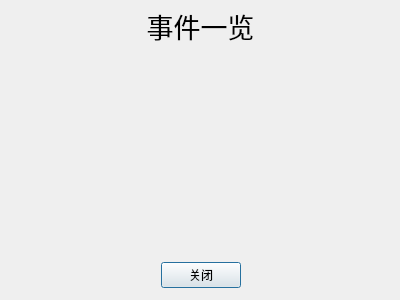
Old version of the form seeallActivities.ui in the repository archester-250/Course_Auxiliary_System_QT.
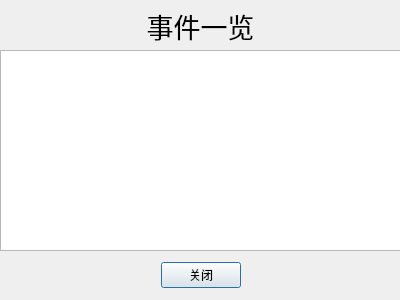
New version of the form.

What changed in the file:
```diff
--- a/seeallActivities.ui
+++ b/seeallActivities.ui
@@ -79,6 +79,16 @@
     <set>Qt::AlignCenter</set>
    </property>
   </widget>
+  <widget class="QTextBrowser" name="textBrowser">
+   <property name="geometry">
+    <rect>
+     <x>0</x>
+     <y>50</y>
+     <width>401</width>
+     <height>201</height>
+    </rect>
+   </property>
+  </widget>
  </widget>
  <resources/>
  <connections>
```
Left out of the diff: 6 changed lines with no effect on the pictures.
